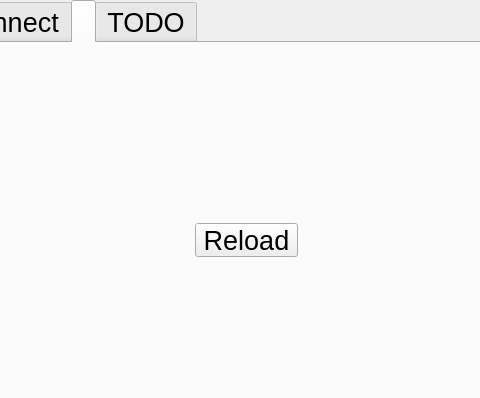
First picture: the form in Main.ui, repository janze92/RadioUI, before the edit; both pictures show x 137 to 617 and y 0 to 398 of the 800 by 480 pixel window.
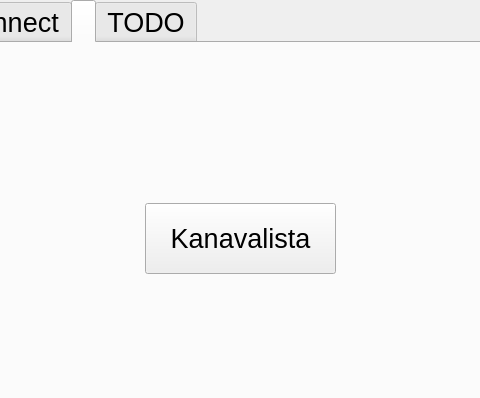
Second picture: the form after the edit.

Patch:
```diff
--- a/Main.ui
+++ b/Main.ui
@@ -270,14 +270,14 @@
      <widget class="QPushButton" name="reload">
       <property name="geometry">
        <rect>
-        <x>330</x>
-        <y>180</y>
-        <width>103</width>
-        <height>34</height>
+        <x>280</x>
+        <y>160</y>
+        <width>191</width>
+        <height>71</height>
        </rect>
       </property>
       <property name="text">
-       <string>Reload</string>
+       <string>Kanavalista</string>
       </property>
      </widget>
     </widget>
```
